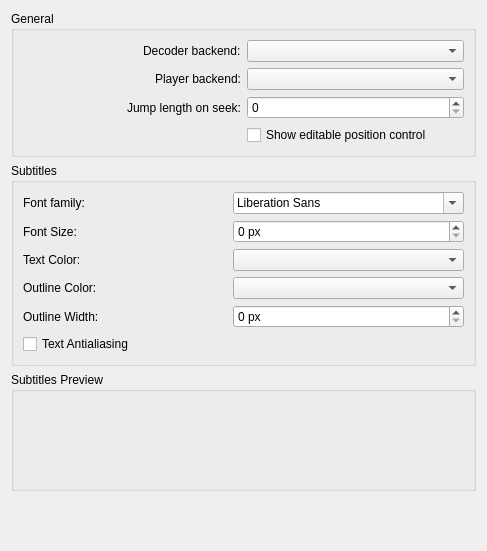
Qt form src/main/configs/playerconfigwidget.ui (maxrd2/SubtitleComposer) before a commit.
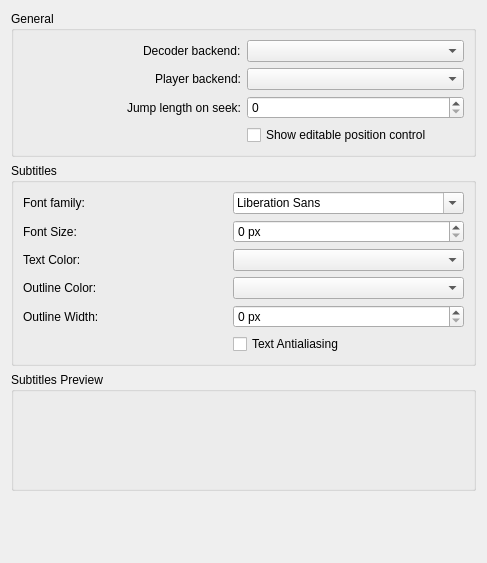
The same form after that commit. Custom widgets are drawn as their Qt base class.

What changed in the file:
```diff
--- a/src/main/configs/playerconfigwidget.ui
+++ b/src/main/configs/playerconfigwidget.ui
@@ -7,7 +7,7 @@
     <x>0</x>
     <y>0</y>
     <width>487</width>
-    <height>551</height>
+    <height>563</height>
    </rect>
   </property>
   <layout class="QVBoxLayout" name="verticalLayout">
@@ -62,7 +62,7 @@
      <property name="title">
       <string>Subtitles</string>
      </property>
-     <layout class="QGridLayout" name="gridLayout_2">
+     <layout class="QGridLayout" name="gridLayout_2" columnstretch="1,1">
       <item row="3" column="0">
        <widget class="QLabel" name="label_7">
         <property name="text">
@@ -124,8 +124,8 @@
         </property>
        </widget>
       </item>
-      <item row="5" column="0" colspan="2">
-       <widget class="QCheckBox" name="m_textAntialias">
+      <item row="5" column="1">
+       <widget class="QCheckBox" name="kcfg_Antialias">
         <property name="text">
          <string>Text Antialiasing</string>
         </property>
```
Left out of the diff: 40 changed lines with no effect on the pictures.
